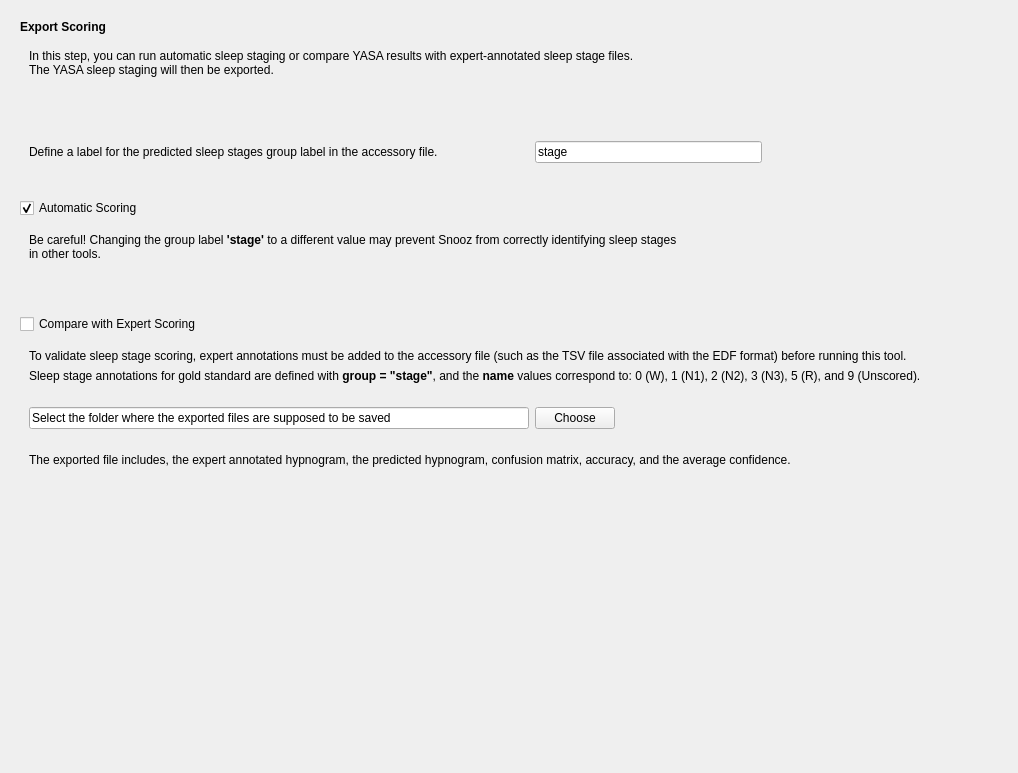
Old version of the form tools/CEAMSTools/ScoreSleepStagesYASA/ExportResultsStep/Ui_ExportResultsStep.ui in the repository SnoozToolbox/snooz-package-ceams.
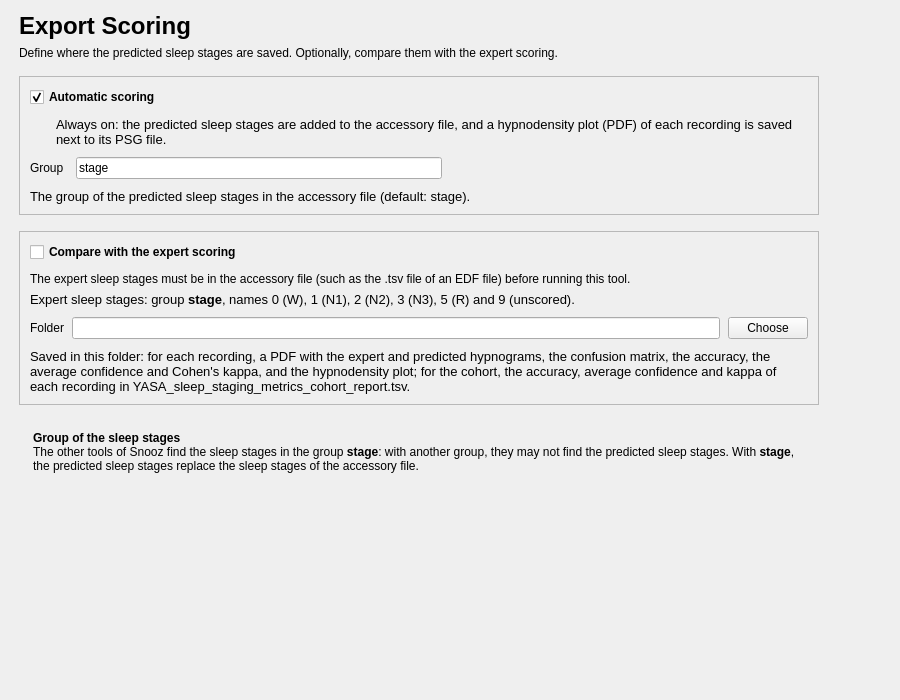
New version of the form.

Commit message: Score Sleep Stages with YASA: redesigned pages (tool 2.6.2)

What changed in the file:
```diff
--- a/tools/CEAMSTools/ScoreSleepStagesYASA/ExportResultsStep/Ui_ExportResultsStep.ui
+++ b/tools/CEAMSTools/ScoreSleepStagesYASA/ExportResultsStep/Ui_ExportResultsStep.ui
@@ -6,168 +6,130 @@
    <rect>
     <x>0</x>
     <y>0</y>
-    <width>1018</width>
-    <height>773</height>
+    <width>900</width>
+    <height>700</height>
    </rect>
   </property>
   <property name="windowTitle">
    <string/>
   </property>
-  <layout class="QVBoxLayout" name="verticalLayout_2">
-   <item>
     <layout class="QVBoxLayout" name="verticalLayout">
-     <item>
-      <widget class="QFrame" name="frame">
-       <property name="styleSheet">
-        <string notr="true"/>
-       </property>
-       <property name="frameShape">
-        <enum>QFrame::Shape::NoFrame</enum>
-       </property>
-       <layout class="QVBoxLayout" name="verticalLayout_4">
-        <item>
-         <widget class="QLabel" name="label">
-          <property name="styleSheet">
-           <string notr="true"/>
-          </property>
-          <property name="lineWidth">
-           <number>0</number>
-          </property>
-          <property name="text">
-           <string>&lt;html&gt;&lt;head/&gt;&lt;body&gt;&lt;p&gt;&lt;span style=&quot; font-weight:700;&quot;&gt;Export Scoring&lt;/span&gt;&lt;/p&gt;&lt;/body&gt;&lt;/html&gt;</string>
-          </property>
-          <property name="wordWrap">
-           <bool>true</bool>
-          </property>
-         </widget>
-        </item>
+   <property name="leftMargin">
+    <number>19</number>
+   </property>
+   <property name="topMargin">
+    <number>12</number>
+   </property>
+   <property name="rightMargin">
+    <number>19</number>
+   </property>
+   <property name="bottomMargin">
+    <number>12</number>
+   </property>
         <item>
-         <widget class="QFrame" name="frame_7">
-          <property name="sizePolicy">
-           <sizepolicy hsizetype="Expanding" vsizetype="Fixed">
-            <horstretch>0</horstretch>
-            <verstretch>0</verstretch>
-           </sizepolicy>
-          </property>
-          <property name="styleSheet">
-           <string notr="true">background-color: </string>
-          </property>
-          <property name="frameShape">
-           <enum>QFrame::Shape::NoFrame</enum>
-          </property>
-          <property name="lineWidth">
+    <layout class="QHBoxLayout" name="content_row" stretch="1,0">
+     <property name="leftMargin">
+      <number>0</number>
+     </property>
+     <property name="topMargin">
+      <number>0</number>
+     </property>
+     <property name="rightMargin">
            <number>0</number>
           </property>
-          <layout class="QVBoxLayout" name="verticalLayout_6">
-           <item>
-            <widget class="QLabel" name="label_7">
-             <property name="text">
-              <string>&lt;html&gt;&lt;head/&gt;&lt;body&gt;&lt;p&gt;In this step, you can run automatic sleep staging or compare YASA results with expert-annotated sleep stage files.&lt;br/&gt;The YASA sleep staging will then be exported.&lt;/p&gt;&lt;/body&gt;&lt;/html&gt;</string>
-             </property>
-            </widget>
-           </item>
-          </layout>
-         </widget>
-        </item>
-        <item>
-         <spacer name="verticalSpacer_4">
-          <property name="orientation">
-           <enum>Qt::Orientation::Vertical</enum>
-          </property>
-          <property name="sizeHint" stdset="0">
-           <size>
-            <width>20</width>
-            <height>40</height>
-           </size>
-          </property>
-         </spacer>
-        </item>
-        <item>
-         <widget class="QFrame" name="frame_4">
-          <property name="styleSheet">
-           <string notr="true">background-color: </string>
-          </property>
-          <property name="frameShape">
-           <enum>QFrame::Shape::NoFrame</enum>
-          </property>
-          <layout class="QHBoxLayout" name="horizontalLayout_3">
-           <item>
-            <widget class="QLabel" name="label_2">
-             <property name="minimumSize">
-              <size>
-               <width>500</width>
-               <height>0</height>
-              </size>
-             </property>
-             <property name="lineWidth">
+     <property name="bottomMargin">
               <number>0</number>
              </property>
-             <property name="text">
-              <string>&lt;html&gt;&lt;head/&gt;&lt;body&gt;&lt;p&gt;Define a label for the predicted sleep stages group label in the accessory file.&lt;/p&gt;&lt;/body&gt;&lt;/html&gt;</string>
-             </property>
-             <property name="wordWrap">
-              <bool>true</bool>
-             </property>
-            </widget>
-           </item>
            <item>
-            <widget class="QLineEdit" name="lineEdit_2">
+      <widget class="QWidget" name="content_widget" native="true">
              <property name="maximumSize">
               <size>
-               <width>500</width>
+         <width>800</width>
                <height>16777215</height>
               </size>
              </property>
+       <layout class="QVBoxLayout" name="content_layout">
+        <property name="spacing">
+         <number>16</number>
+        </property>
+        <property name="leftMargin">
+         <number>0</number>
+        </property>
+        <property name="topMargin">
+         <number>0</number>
+        </property>
+        <property name="rightMargin">
+         <number>0</number>
+        </property>
+        <property name="bottomMargin">
+         <number>0</number>
+        </property>
+        <item>
+         <layout class="QVBoxLayout" name="header_layout">
+          <property name="spacing">
+           <number>6</number>
+          </property>
+          <item>
+           <widget class="QLabel" name="title_label">
+            <property name="font">
+             <font>
+              <pointsize>18</pointsize>
+              <bold>true</bold>
+             </font>
+            </property>
              <property name="text">
-              <string>stage</string>
+             <string>Export Scoring</string>
              </property>
             </widget>
            </item>
            <item>
-            <spacer name="horizontalSpacer_2">
-             <property name="orientation">
-              <enum>Qt::Orientation::Horizontal</enum>
-             </property>
-             <property name="sizeHint" stdset="0">
-              <size>
-               <width>40</width>
-               <height>20</height>
-              </size>
-             </property>
-            </spacer>
-           </item>
-          </layout>
-         </widget>
+           <widget class="QLabel" name="subtitle_label">
+            <property name="text">
+             <string>Define where the predicted sleep stages are saved. Optionally, compare them with the expert scoring.</string>
+            </property>
+            <property name="wordWrap">
+             <bool>true</bool>
+            </property>
+            <property name="variant" stdset="0">
+             <string notr="true">help</string>
+            </property>
+           </widget>
+          </item>
+         </layout>
         </item>
         <item>
-         <spacer name="verticalSpacer_2">
-          <property name="orientation">
-           <enum>Qt::Orientation::Vertical</enum>
+         <widget class="QFrame" name="scoring_card">
+          <property name="frameShape">
+           <enum>QFrame::Shape::StyledPanel</enum>
           </property>
-          <property name="sizeType">
-           <enum>QSizePolicy::Policy::Fixed</enum>
+          <property name="frameShadow">
+           <enum>QFrame::Shadow::Raised</enum>
           </property>
-          <property name="sizeHint" stdset="0">
-           <size>
-            <width>20</width>
-            <height>20</height>
-           </size>
-          </property>
-         </spacer>
-        </item>
+          <layout class="QVBoxLayout" name="scoring_card_layout">
+           <property name="spacing">
+            <number>10</number>
+           </property>
+           <property name="leftMargin">
+            <number>10</number>
+           </property>
+           <property name="topMargin">
+            <number>10</number>
+           </property>
+           <property name="rightMargin">
+            <number>10</number>
+           </property>
+           <property name="bottomMargin">
+            <number>10</number>
+           </property>
         <item>
          <widget class="QCheckBox" name="checkBox">
           <property name="font">
            <font>
-            <italic>false</italic>
-            <bold>false</bold>
-           </font>
-          </property>
-          <property name="styleSheet">
-           <string notr="true"/>
-          </property>
+               <bold>true</bold>
+              </font>
+             </property>
           <property name="text">
-           <string>Automatic Scoring</string>
+              <string>Automatic scoring</string>
           </property>
           <property name="checked">
            <bool>true</bool>
@@ -175,74 +137,136 @@
          </widget>
         </item>
         <item>
-         <widget class="QFrame" name="frame_3">
-          <property name="styleSheet">
-           <string notr="true"/>
-          </property>
-          <property name="frameShape">
-           <enum>QFrame::Shape::NoFrame</enum>
-          </property>
-          <property name="lineWidth">
-           <number>0</number>
-          </property>
-          <layout class="QHBoxLayout" name="horizontalLayout_2">
-           <item>
             <widget class="QLabel" name="label_3">
-             <property name="styleSheet">
-              <string notr="true"/>
+             <property name="font">
+              <font>
+               <pointsize>10</pointsize>
+              </font>
              </property>
-             <property name="lineWidth">
-              <number>0</number>
-             </property>
              <property name="text">
-              <string>&lt;html&gt;&lt;head/&gt;&lt;body&gt;&lt;p&gt;Be careful! Changing the group label &lt;span style=&quot; font-weight:700;&quot;&gt;'stage'&lt;/span&gt; to a different value may prevent Snooz from correctly identifying sleep stages&lt;br/&gt;in other tools.&lt;/p&gt;&lt;/body&gt;&lt;/html&gt;</string>
+              <string>Always on: the predicted sleep stages are added to the accessory file, and a hypnodensity plot (PDF) of each recording is saved next to its PSG file.</string>
              </property>
              <property name="wordWrap">
               <bool>true</bool>
              </property>
+             <property name="indent">
+              <number>26</number>
+             </property>
+             <property name="variant" stdset="0">
+              <string notr="true">help</string>
+             </property>
             </widget>
            </item>
-          </layout>
-         </widget>
-        </item>
-       </layout>
+           <item>
+            <layout class="QGridLayout" name="group_grid">
+             <property name="horizontalSpacing">
+              <number>12</number>
+             </property>
+             <property name="verticalSpacing">
+              <number>10</number>
+             </property>
+             <item row="0" column="0">
+              <widget class="QLabel" name="label_2">
+               <property name="text">
+                <string>Group</string>
+               </property>
+              </widget>
+             </item>
+             <item row="0" column="1">
+              <widget class="QLineEdit" name="lineEdit_2">
+               <property name="maximumSize">
+                <size>
+                 <width>500</width>
+                 <height>16777215</height>
+                </size>
+               </property>
+               <property name="text">
+                <string>stage</string>
+               </property>
+              </widget>
+             </item>
+             <item row="0" column="3">
+              <spacer name="group_grid_spacer">
+               <property name="orientation">
+                <enum>Qt::Orientation::Horizontal</enum>
+               </property>
+               <property name="sizeHint" stdset="0">
+                <size>
+                 <width>40</width>
+                 <height>20</height>
+                </size>
+               </property>
+              </spacer>
+             </item>
+            </layout>
+           </item>
+           <item>
+            <widget class="QLabel" name="group_help_label">
+             <property name="font">
+              <font>
+               <pointsize>10</pointsize>
+              </font>
+             </property>
+             <property name="text">
+              <string>The group of the predicted sleep stages in the accessory file (default: stage).</string>
+             </property>
+             <property name="wordWrap">
+              <bool>true</bool>
+             </property>
+             <property name="variant" stdset="0">
+              <string notr="true">help</string>
+             </property>
       </widget>
      </item>
      <item>
-      <spacer name="verticalSpacer_3">
+            <spacer name="scoring_stretch">
        <property name="orientation">
         <enum>Qt::Orientation::Vertical</enum>
        </property>
-       <property name="sizeType">
-        <enum>QSizePolicy::Policy::Fixed</enum>
-       </property>
        <property name="sizeHint" stdset="0">
         <size>
          <width>20</width>
-         <height>20</height>
+               <height>0</height>
         </size>
        </property>
       </spacer>
      </item>
+          </layout>
+         </widget>
+        </item>
      <item>
-      <widget class="QFrame" name="frame_5">
-       <property name="styleSheet">
-        <string notr="true"/>
-       </property>
+         <widget class="QFrame" name="compare_card">
        <property name="frameShape">
-        <enum>QFrame::Shape::NoFrame</enum>
-       </property>
-       <layout class="QVBoxLayout" name="verticalLayout_3">
+           <enum>QFrame::Shape::StyledPanel</enum>
+          </property>
+          <property name="frameShadow">
+           <enum>QFrame::Shadow::Raised</enum>
+          </property>
+          <layout class="QVBoxLayout" name="compare_card_layout">
+           <property name="spacing">
+            <number>10</number>
+           </property>
+           <property name="leftMargin">
+            <number>10</number>
+           </property>
+           <property name="topMargin">
+            <number>10</number>
+           </property>
+           <property name="rightMargin">
+            <number>10</number>
+           </property>
+           <property name="bottomMargin">
+            <number>10</number>
+           </property>
         <item>
          <widget class="QCheckBox" name="checkBox_2">
           <property name="font">
            <font>
-            <italic>false</italic>
-            <bold>false</bold>
+               <bold>true</bold>
            </font>
           </property>
           <property name="text">
-           <string>Compare with Expert Scoring</string>
+              <string>Compare with the expert scoring</string>
           </property>
          </widget>
         </item>
@@ -251,14 +275,26 @@
           <property name="frameShape">
            <enum>QFrame::Shape::NoFrame</enum>
           </property>
-          <property name="lineWidth">
+             <layout class="QVBoxLayout" name="frame_9_layout">
+              <property name="spacing">
+               <number>6</number>
+              </property>
+              <property name="leftMargin">
            <number>0</number>
           </property>
-          <layout class="QVBoxLayout" name="verticalLayout_5">
+              <property name="topMargin">
+               <number>0</number>
+              </property>
+              <property name="rightMargin">
+               <number>0</number>
+              </property>
+              <property name="bottomMargin">
+               <number>0</number>
+              </property>
            <item>
             <widget class="QLabel" name="label_4">
              <property name="text">
-              <string>&lt;html&gt;&lt;head/&gt;&lt;body&gt;&lt;p&gt;To validate sleep stage scoring, expert annotations must be added to the accessory file (such as the TSV file associated with the EDF format) before running this tool.&lt;/p&gt;&lt;/body&gt;&lt;/html&gt;</string>
+                 <string>The expert sleep stages must be in the accessory file (such as the .tsv file of an EDF file) before running this tool.</string>
              </property>
              <property name="wordWrap">
               <bool>true</bool>
@@ -267,11 +303,16 @@
            </item>
            <item>
             <widget class="QLabel" name="label_5">
-             <property name="lineWidth">
-              <number>0</number>
+                <property name="font">
+                 <font>
+                  <pointsize>10</pointsize>
+                 </font>
              </property>
              <property name="text">
-              <string>&lt;html&gt;&lt;head/&gt;&lt;body&gt;&lt;p&gt;Sleep stage annotations for gold standard are defined with &lt;span style=&quot; font-weight:700;&quot;&gt;group = &amp;quot;stage&amp;quot;&lt;/span&gt;, and the &lt;span style=&quot; font-weight:700;&quot;&gt;name&lt;/span&gt; values correspond to: 0 (W), 1 (N1), 2 (N2), 3 (N3), 5 (R), and 9 (Unscored).&lt;/p&gt;&lt;/body&gt;&lt;/html&gt;</string>
+                 <string>Expert sleep stages: group &lt;b&gt;stage&lt;/b&gt;, names 0 (W), 1 (N1), 2 (N2), 3 (N3), 5 (R) and 9 (unscored).</string>
+                </property>
+                <property name="textFormat">
+                 <enum>Qt::TextFormat::RichText</enum>
              </property>
              <property name="wordWrap">
               <bool>true</bool>
@@ -286,21 +327,36 @@
           <property name="frameShape">
            <enum>QFrame::Shape::NoFrame</enum>
           </property>
-          <property name="lineWidth">
+             <layout class="QVBoxLayout" name="frame_6_layout">
+              <property name="spacing">
+               <number>8</number>
+              </property>
+              <property name="leftMargin">
            <number>0</number>
           </property>
-          <layout class="QHBoxLayout" name="horizontalLayout_4">
+              <property name="topMargin">
+               <number>0</number>
+              </property>
+              <property name="rightMargin">
+               <number>0</number>
+              </property>
+              <property name="bottomMargin">
+               <number>0</number>
+              </property>
+              <item>
+               <layout class="QHBoxLayout" name="folder_layout">
+                <property name="spacing">
+                 <number>8</number>
+                </property>
+                <item>
+                 <widget class="QLabel" name="folder_label">
+                  <property name="text">
+                   <string>Folder</string>
+                  </property>
+                 </widget>
+                </item>
            <item>
             <widget class="QLineEdit" name="lineEdit">
-             <property name="minimumSize">
-              <size>
-               <width>500</width>
-               <height>0</height>
-              </size>
-             </property>
-             <property name="text">
-              <string>Select the folder where the exported files are supposed to be saved</string>
-             </property>
             </widget>
            </item>
            <item>
@@ -316,18 +372,7 @@
              </property>
             </widget>
            </item>
-           <item>
-            <spacer name="horizontalSpacer_3">
-             <property name="orientation">
-              <enum>Qt::Orientation::Horizontal</enum>
-             </property>
-             <property name="sizeHint" stdset="0">
-              <size>
-               <width>40</width>
-               <height>20</height>
-              </size>
-             </property>
-            </spacer>
+               </layout>
            </item>
           </layout>
          </widget>
@@ -337,17 +382,31 @@
           <property name="frameShape">
            <enum>QFrame::Shape::NoFrame</enum>
           </property>
-          <property name="lineWidth">
+             <layout class="QVBoxLayout" name="frame_8_layout">
+              <property name="spacing">
+               <number>8</number>
+              </property>
+              <property name="leftMargin">
            <number>0</number>
           </property>
-          <layout class="QHBoxLayout" name="horizontalLayout_6">
+              <property name="topMargin">
+               <number>0</number>
+              </property>
+              <property name="rightMargin">
+               <number>0</number>
+              </property>
+              <property name="bottomMargin">
+               <number>0</number>
+              </property>
            <item>
             <widget class="QLabel" name="label_6">
-             <property name="lineWidth">
-              <number>0</number>
+                <property name="font">
+                 <font>
+                  <pointsize>10</pointsize>
+                 </font>
              </property>
              <property name="text">
-              <string>&lt;html&gt;&lt;head/&gt;&lt;body&gt;&lt;p&gt;The exported file includes, the expert annotated hypnogram, the predicted hypnogram, confusion matrix, accuracy, and the average confidence.&lt;/p&gt;&lt;/body&gt;&lt;/html&gt;</string>
+                 <string>Saved in this folder: for each recording, a PDF with the expert and predicted hypnograms, the confusion matrix, the accuracy, the average confidence and Cohen's kappa, and the hypnodensity plot; for the cohort, the accuracy, average confidence and kappa of each recording in YASA_sleep_staging_metrics_cohort_report.tsv.</string>
              </property>
              <property name="wordWrap">
               <bool>true</bool>
@@ -357,8 +416,74 @@
           </layout>
          </widget>
         </item>
-       </layout>
-      </widget>
+           <item>
+            <spacer name="compare_stretch">
+             <property name="orientation">
+              <enum>Qt::Orientation::Vertical</enum>
+             </property>
+             <property name="sizeHint" stdset="0">
+              <size>
+               <width>20</width>
+               <height>0</height>
+              </size>
+             </property>
+            </spacer>
+           </item>
+          </layout>
+         </widget>
+        </item>
+        <item>
+         <widget class="QFrame" name="stage_group_warning">
+          <property name="frameShape">
+           <enum>QFrame::Shape::NoFrame</enum>
+          </property>
+          <property name="variant" stdset="0">
+           <string notr="true">warning</string>
+          </property>
+          <layout class="QHBoxLayout" name="stage_group_warning_layout">
+           <property name="leftMargin">
+            <number>14</number>
+           </property>
+           <property name="topMargin">
+            <number>10</number>
+           </property>
+           <property name="rightMargin">
+            <number>14</number>
+           </property>
+           <property name="bottomMargin">
+            <number>10</number>
+           </property>
+           <item>
+            <widget class="QLabel" name="stage_group_warning_label">
+             <property name="text">
+              <string>&lt;b&gt;Group of the sleep stages&lt;/b&gt;&lt;br/&gt;The other tools of Snooz find the sleep stages in the group &lt;b&gt;stage&lt;/b&gt;: with another group, they may not find the predicted sleep stages. With &lt;b&gt;stage&lt;/b&gt;, the predicted sleep stages replace the sleep stages of the accessory file.</string>
+             </property>
+             <property name="textFormat">
+              <enum>Qt::TextFormat::RichText</enum>
+             </property>
+             <property name="wordWrap">
+              <bool>true</bool>
+             </property>
+            </widget>
+           </item>
+          </layout>
+         </widget>
+        </item>
+       </layout>
+      </widget>
+     </item>
+     <item>
+      <spacer name="content_spacer">
+       <property name="orientation">
+        <enum>Qt::Orientation::Horizontal</enum>
+       </property>
+       <property name="sizeHint" stdset="0">
+        <size>
+         <width>40</width>
+         <height>20</height>
+        </size>
+       </property>
+      </spacer>
      </item>
     </layout>
    </item>
@@ -369,8 +494,8 @@
      </property>
      <property name="sizeHint" stdset="0">
       <size>
-       <width>20</width>
-       <height>107</height>
+       <width>40</width>
+       <height>20</height>
       </size>
      </property>
     </spacer>
```
Left out of the diff: 15 changed lines with no effect on the pictures. Lines whose indentation alone changed are shown as unchanged. The commit also changes 7 other files.
